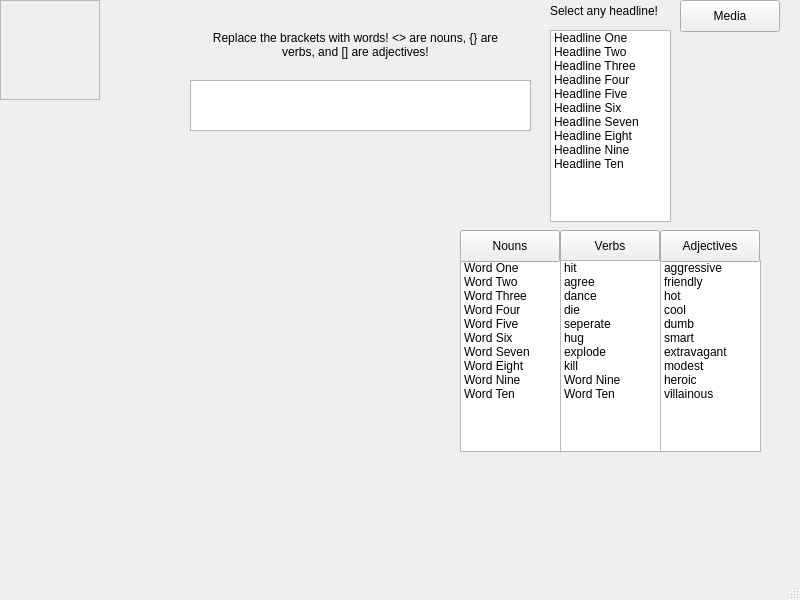
Qt form mainwindow.ui (SashaRybalkina/EducationalApp3505) before a commit.
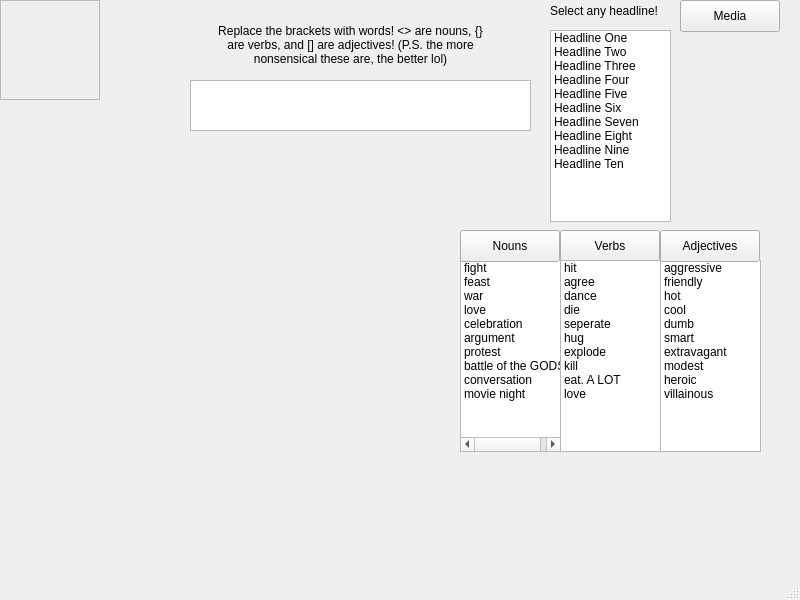
The same form after that commit.

Commit message: Completed the word banks, removed media ui and created a point system.

Patch:
```diff
--- a/mainwindow.ui
+++ b/mainwindow.ui
@@ -25,52 +25,52 @@
     </property>
     <item>
      <property name="text">
-      <string>Word One</string>
+      <string>fight</string>
      </property>
     </item>
     <item>
      <property name="text">
-      <string>Word Two</string>
+      <string>feast</string>
      </property>
     </item>
     <item>
      <property name="text">
-      <string>Word Three</string>
+      <string>war</string>
      </property>
     </item>
     <item>
      <property name="text">
-      <string>Word Four</string>
+      <string>love</string>
      </property>
     </item>
     <item>
      <property name="text">
-      <string>Word Five</string>
+      <string>celebration</string>
      </property>
     </item>
     <item>
      <property name="text">
-      <string>Word Six</string>
+      <string>argument</string>
      </property>
     </item>
     <item>
      <property name="text">
-      <string>Word Seven</string>
+      <string>protest</string>
      </property>
     </item>
     <item>
      <property name="text">
-      <string>Word Eight</string>
+      <string>battle of the GODS</string>
      </property>
     </item>
     <item>
      <property name="text">
-      <string>Word Nine</string>
+      <string>conversation</string>
      </property>
     </item>
     <item>
      <property name="text">
-      <string>Word Ten</string>
+      <string>movie night</string>
      </property>
     </item>
    </widget>
@@ -271,12 +271,12 @@
     </item>
     <item>
      <property name="text">
-      <string>Word Nine</string>
+      <string>eat. A LOT</string>
      </property>
     </item>
     <item>
      <property name="text">
-      <string>Word Ten</string>
+      <string>love</string>
      </property>
     </item>
    </widget>
@@ -344,7 +344,7 @@
      <rect>
       <x>210</x>
       <y>20</y>
-      <width>291</width>
+      <width>281</width>
       <height>51</height>
      </rect>
     </property>
@@ -357,7 +357,7 @@
      <enum>Qt::LeftToRight</enum>
     </property>
     <property name="text">
-     <string>Replace the brackets with words! &lt;&gt; are nouns, {} are verbs, and [] are adjectives!</string>
+     <string>Replace the brackets with words! &lt;&gt; are nouns, {} are verbs, and [] are adjectives! (P.S. the more nonsensical these are, the better lol)</string>
     </property>
     <property name="alignment">
      <set>Qt::AlignCenter</set>
```
Left out of the diff: 6 changed lines with no effect on the pictures. The commit also changes 4 other files.
